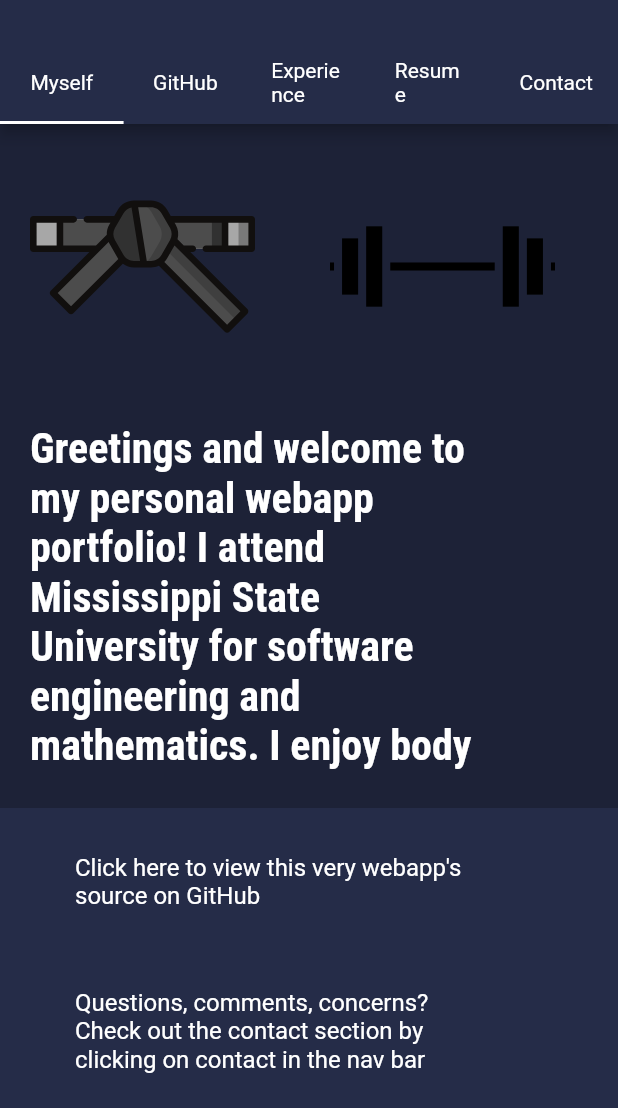
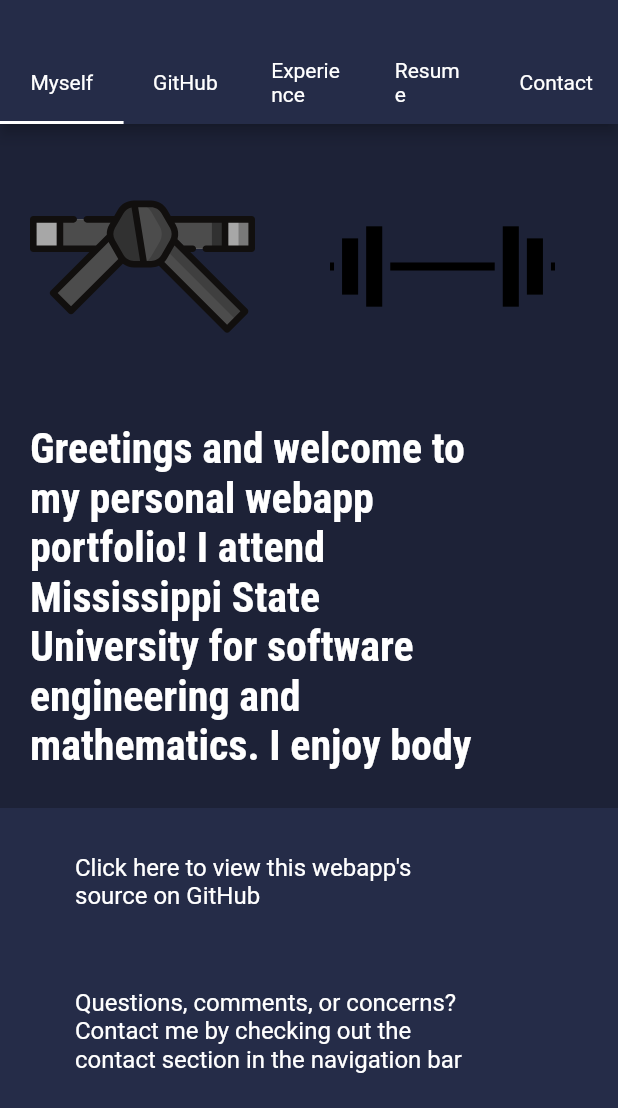
Before and after one commit to NathanCheshire/Flutter-website, a Flutter app: the screen it shows after launch, on a phone screen of 412 x 824 dp, the part 128-1236 px from its top. Run offline on Flutter 3.47's test engine with Material 2 defaults, Android fonts, the phone set to English and light mode, and no system bars; our stand-ins replace flutter_svg, google_fonts; Roboto replaces fonts that are missing (Ubuntu).

Commit message:
overflow fixes

```diff
--- a/lib/widgets/bottom_widget.dart
+++ b/lib/widgets/bottom_widget.dart
@@ -51,7 +51,7 @@ class BottomWidget extends StatelessWidget {
                               "https://github.com/NathanCheshire/Flutter-website");
                         }),
                         child: Text(
-                            "Click here to view this very webapp's source on GitHub",
+                            "Click here to view this webapp's source on GitHub",
                             style: GoogleFonts.ubuntu(
                               textStyle: TextStyle(
                                 fontSize: 16,
@@ -72,7 +72,8 @@ class BottomWidget extends StatelessWidget {
                       child: Padding(
                         padding: const EdgeInsets.only(top: 20.0),
                         child: Text(
-                            "Questions, comments, concerns? Check out the contact section by clicking on contact in the nav bar",
+                            "Questions, comments, or concerns? Contact me by" +
+                            " checking out the contact section in the navigation bar",
                             style: GoogleFonts.ubuntu(
                               textStyle: TextStyle(
                                 fontSize: 16,
--- a/lib/widgets/contact_widget.dart
+++ b/lib/widgets/contact_widget.dart
@@ -30,6 +30,7 @@ class ContactSection extends StatelessWidget {
     return Container(
       color: tabContainerColor,
       child: Center(
+          child: SingleChildScrollView(
             child: Column(
                   mainAxisAlignment: MainAxisAlignment.center,
                   crossAxisAlignment: CrossAxisAlignment.center,
@@ -50,8 +51,8 @@ class ContactSection extends StatelessWidget {
                     ),
                   ),
                   Padding(
-                  padding: const EdgeInsets.only(left: 20.0, top: 30.0),
-                  child: Text("Nate@NathanCheshire.com",
+                    padding: const EdgeInsets.only(left: 20.0, top: 10.0),
+                    child: Text("Personal: Nathan.Vincent.2.718@gmail.com\nBusiness: Nate@NathanCheshire.com",
                         textAlign: TextAlign.left,
                         style: GoogleFonts.robotoCondensed(
                           textStyle: TextStyle(
@@ -143,6 +144,7 @@ class ContactSection extends StatelessWidget {
               ),
             ),
                   ],
+                ),
           )),
     );
   }
--- a/pubspec.yaml
+++ b/pubspec.yaml
@@ -45,3 +45,4 @@ flutter:
     - assets/Dumbell.svg
     - assets/BlackBelt.svg
     - assets/GitHub.svg
+    - assets/ResumeBlur.png
```
Also changed, not shown: lib/widgets/resume_widget.dart (+41 -3 lines), assets/ResumeBlur.png (added). Lines whose indentation alone changed are shown as unchanged.
